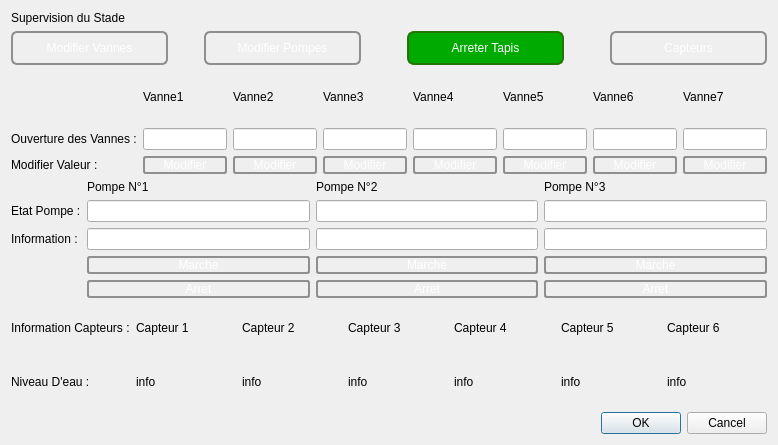
The window that supervision.ui (CalmettesT/Projet-BTS) describes before a commit, drawn with Qt 5.
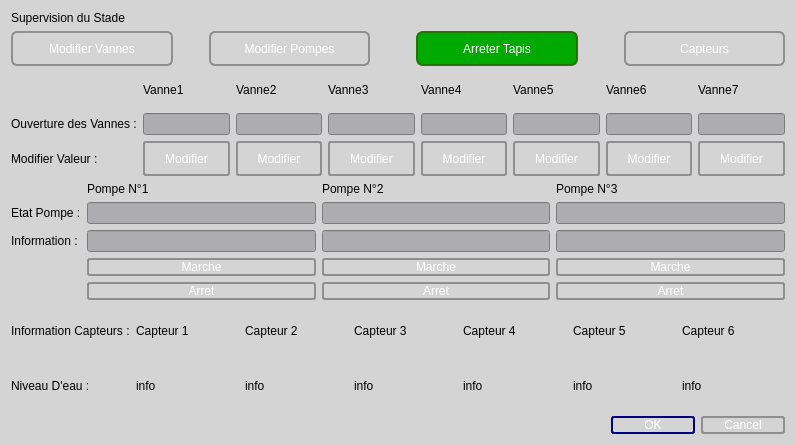
The same window after the commit.

```diff
--- a/supervision.ui
+++ b/supervision.ui
@@ -6,20 +6,24 @@
    <rect>
     <x>0</x>
     <y>0</y>
-    <width>684</width>
+    <width>796</width>
     <height>445</height>
    </rect>
   </property>
   <property name="windowTitle">
    <string>Dialog</string>
   </property>
+  <property name="styleSheet">
+   <string notr="true">background-color: rgb(212, 212, 212);</string>
+  </property>
   <layout class="QHBoxLayout" name="horizontalLayout_2">
    <item>
     <layout class="QVBoxLayout" name="verticalLayout" stretch="0,1,3,3,3,2">
      <item>
       <widget class="QLabel" name="Titre">
        <property name="styleSheet">
-        <string notr="true">font: 75 18pt &quot;Arial&quot;;</string>
+        <string notr="true">color: rgb(0, 0, 0);
+font: 75 18pt &quot;Arial&quot;;</string>
        </property>
        <property name="text">
         <string>Supervision du Stade</string>
@@ -207,6 +211,12 @@
       <layout class="QGridLayout" name="gridModifVannes" rowstretch="0,0,0,0" columnstretch="0,0,0,0,0,0,0,0">
        <item row="3" column="4">
         <widget class="QPushButton" name="boutonModifVanne4">
+         <property name="sizePolicy">
+          <sizepolicy hsizetype="Preferred" vsizetype="Preferred">
+           <horstretch>0</horstretch>
+           <verstretch>0</verstretch>
+          </sizepolicy>
+         </property>
          <property name="styleSheet">
           <string notr="true">QPushButton {
 	font: 75 8pt &quot;Arial&quot;;
@@ -238,6 +248,12 @@
        </item>
        <item row="3" column="3">
         <widget class="QPushButton" name="boutonModifVanne3">
+         <property name="sizePolicy">
+          <sizepolicy hsizetype="Preferred" vsizetype="Preferred">
+           <horstretch>0</horstretch>
+           <verstretch>0</verstretch>
+          </sizepolicy>
+         </property>
          <property name="styleSheet">
           <string notr="true">QPushButton {
 	font: 75 8pt &quot;Arial&quot;;
@@ -269,6 +285,12 @@
        </item>
        <item row="3" column="2">
         <widget class="QPushButton" name="boutonModifVanne2">
+         <property name="sizePolicy">
+          <sizepolicy hsizetype="Preferred" vsizetype="Preferred">
+           <horstretch>0</horstretch>
+           <verstretch>0</verstretch>
+          </sizepolicy>
+         </property>
          <property name="styleSheet">
           <string notr="true">QPushButton {
 	font: 75 8pt &quot;Arial&quot;;
@@ -300,6 +322,12 @@
        </item>
        <item row="3" column="1">
         <widget class="QPushButton" name="boutonModifValeurVanne1">
+         <property name="sizePolicy">
+          <sizepolicy hsizetype="Preferred" vsizetype="Preferred">
+           <horstretch>0</horstretch>
+           <verstretch>0</verstretch>
+          </sizepolicy>
+         </property>
          <property name="styleSheet">
           <string notr="true">QPushButton {
 	font: 75 8pt &quot;Arial&quot;;
@@ -330,19 +358,48 @@
         </widget>
        </item>
        <item row="1" column="4">
-        <widget class="QLineEdit" name="EditVanne4"/>
+        <widget class="QLineEdit" name="EditVanne4">
+         <property name="styleSheet">
+          <string notr="true">background-color: rgb(173, 172, 175);
+</string>
+         </property>
+        </widget>
        </item>
        <item row="1" column="2">
-        <widget class="QLineEdit" name="EditVanne2"/>
+        <widget class="QLineEdit" name="EditVanne2">
+         <property name="styleSheet">
+          <string notr="true">background-color: rgb(173, 172, 175);
+</string>
+         </property>
+        </widget>
        </item>
        <item row="1" column="1">
-        <widget class="QLineEdit" name="EditVanne1"/>
+        <widget class="QLineEdit" name="EditVanne1">
+         <property name="sizePolicy">
+          <sizepolicy hsizetype="Preferred" vsizetype="Preferred">
+           <horstretch>0</horstretch>
+           <verstretch>0</verstretch>
+          </sizepolicy>
+         </property>
+         <property name="styleSheet">
+          <string notr="true">background-color: rgb(173, 172, 175);
+</string>
+         </property>
+        </widget>
        </item>
        <item row="1" column="7">
-        <widget class="QLineEdit" name="EditVanne7"/>
+        <widget class="QLineEdit" name="EditVanne7">
+         <property name="styleSheet">
+          <string notr="true">background-color: rgb(173, 172, 175);
+</string>
+         </property>
+        </widget>
        </item>
        <item row="0" column="1">
         <widget class="QLabel" name="labelVanne1">
+         <property name="styleSheet">
+          <string notr="true">color: rgb(0, 0, 0);</string>
+         </property>
          <property name="text">
           <string>Vanne1</string>
          </property>
@@ -350,6 +407,9 @@
        </item>
        <item row="0" column="7">
         <widget class="QLabel" name="labelVanne7">
+         <property name="styleSheet">
+          <string notr="true">color: rgb(0, 0, 0);</string>
+         </property>
          <property name="text">
           <string>Vanne7</string>
          </property>
@@ -357,6 +417,9 @@
        </item>
        <item row="0" column="6">
         <widget class="QLabel" name="labelVanne6">
+         <property name="styleSheet">
+          <string notr="true">color: rgb(0, 0, 0);</string>
+         </property>
          <property name="text">
           <string>Vanne6</string>
          </property>
@@ -364,6 +427,9 @@
        </item>
        <item row="0" column="5">
         <widget class="QLabel" name="labelVanne5">
+         <property name="styleSheet">
+          <string notr="true">color: rgb(0, 0, 0);</string>
+         </property>
          <property name="text">
           <string>Vanne5</string>
          </property>
@@ -371,6 +437,9 @@
        </item>
        <item row="0" column="3">
         <widget class="QLabel" name="labelVanne3">
+         <property name="styleSheet">
+          <string notr="true">color: rgb(0, 0, 0);</string>
+         </property>
          <property name="text">
           <string>Vanne3</string>
          </property>
@@ -378,26 +447,48 @@
        </item>
        <item row="0" column="2">
         <widget class="QLabel" name="labelVanne2">
+         <property name="styleSheet">
+          <string notr="true">color: rgb(0, 0, 0);</string>
+         </property>
          <property name="text">
           <string>Vanne2</string>
          </property>
         </widget>
        </item>
        <item row="1" column="5">
-        <widget class="QLineEdit" name="EditVanne5"/>
+        <widget class="QLineEdit" name="EditVanne5">
+         <property name="styleSheet">
+          <string notr="true">background-color: rgb(173, 172, 175);
+</string>
+         </property>
+        </widget>
        </item>
        <item row="1" column="0">
         <widget class="QLabel" name="labelvanne">
+         <property name="styleSheet">
+          <string notr="true">color: rgb(0, 0, 0);</string>
+         </property>
          <property name="text">
           <string>Ouverture des Vannes :</string>
          </property>
         </widget>
        </item>
        <item row="1" column="6">
-        <widget class="QLineEdit" name="EditVanne6"/>
+        <widget class="QLineEdit" name="EditVanne6">
+         <property name="styleSheet">
+          <string notr="true">background-color: rgb(173, 172, 175);
+</string>
+         </property>
+        </widget>
        </item>
        <item row="3" column="5">
         <widget class="QPushButton" name="boutonModifVanne5">
+         <property name="sizePolicy">
+          <sizepolicy hsizetype="Preferred" vsizetype="Preferred">
+           <horstretch>0</horstretch>
+           <verstretch>0</verstretch>
+          </sizepolicy>
+         </property>
          <property name="styleSheet">
           <string notr="true">QPushButton {
 	font: 75 8pt &quot;Arial&quot;;
@@ -429,6 +520,12 @@
        </item>
        <item row="3" column="6">
         <widget class="QPushButton" name="boutonModifVanne6">
+         <property name="sizePolicy">
+          <sizepolicy hsizetype="Preferred" vsizetype="Preferred">
+           <horstretch>0</horstretch>
+           <verstretch>0</verstretch>
+          </sizepolicy>
+         </property>
          <property name="styleSheet">
           <string notr="true">QPushButton {
 	font: 75 8pt &quot;Arial&quot;;
@@ -460,6 +557,9 @@
        </item>
        <item row="0" column="4">
         <widget class="QLabel" name="labelVanne4">
+         <property name="styleSheet">
+          <string notr="true">color: rgb(0, 0, 0);</string>
+         </property>
          <property name="text">
           <string>Vanne4</string>
          </property>
@@ -467,6 +567,12 @@
        </item>
        <item row="3" column="7">
         <widget class="QPushButton" name="boutonModifVanne7">
+         <property name="sizePolicy">
+          <sizepolicy hsizetype="Preferred" vsizetype="Preferred">
+           <horstretch>0</horstretch>
+           <verstretch>0</verstretch>
+          </sizepolicy>
+         </property>
          <property name="styleSheet">
           <string notr="true">QPushButton {
 	font: 75 8pt &quot;Arial&quot;;
@@ -498,13 +604,21 @@
        </item>
        <item row="3" column="0">
         <widget class="QLabel" name="labelModifValVanne">
+         <property name="styleSheet">
+          <string notr="true">color: rgb(0, 0, 0);</string>
+         </property>
          <property name="text">
           <string>Modifier Valeur :</string>
          </property>
         </widget>
        </item>
        <item row="1" column="3">
-        <widget class="QLineEdit" name="EditVanne3"/>
+        <widget class="QLineEdit" name="EditVanne3">
+         <property name="styleSheet">
+          <string notr="true">background-color: rgb(173, 172, 175);
+</string>
+         </property>
+        </widget>
        </item>
        <item row="0" column="0">
         <widget class="QLabel" name="videV">
@@ -526,6 +640,9 @@
        </item>
        <item row="1" column="0">
         <widget class="QLabel" name="labelEtatPompe">
+         <property name="styleSheet">
+          <string notr="true">color: rgb(0, 0, 0);</string>
+         </property>
          <property name="text">
           <string>Etat Pompe :</string>
          </property>
@@ -533,6 +650,9 @@
        </item>
        <item row="2" column="0">
         <widget class="QLabel" name="labelInfoPompe">
+         <property name="styleSheet">
+          <string notr="true">color: rgb(0, 0, 0);</string>
+         </property>
          <property name="text">
           <string>Information :</string>
          </property>
@@ -540,6 +660,9 @@
        </item>
        <item row="0" column="3">
         <widget class="QLabel" name="labelPompe3">
+         <property name="styleSheet">
+          <string notr="true">color: rgb(0, 0, 0);</string>
+         </property>
          <property name="text">
           <string>Pompe N°3</string>
          </property>
@@ -547,6 +670,12 @@
        </item>
        <item row="3" column="1">
         <widget class="QPushButton" name="MarchePompe1">
+         <property name="sizePolicy">
+          <sizepolicy hsizetype="Preferred" vsizetype="Preferred">
+           <horstretch>0</horstretch>
+           <verstretch>0</verstretch>
+          </sizepolicy>
+         </property>
          <property name="styleSheet">
           <string notr="true">QPushButton {
 	font: 75 8pt &quot;Arial&quot;;
@@ -578,6 +707,9 @@
        </item>
        <item row="0" column="1">
         <widget class="QLabel" name="labelPompe1">
+         <property name="styleSheet">
+          <string notr="true">color: rgb(0, 0, 0);</string>
+         </property>
          <property name="text">
           <string>Pompe N°1</string>
          </property>
@@ -585,6 +717,9 @@
        </item>
        <item row="0" column="2">
         <widget class="QLabel" name="labelPompe2">
+         <property name="styleSheet">
+          <string notr="true">color: rgb(0, 0, 0);</string>
+         </property>
          <property name="text">
           <string>Pompe N°2</string>
          </property>
@@ -592,6 +727,12 @@
        </item>
        <item row="4" column="1">
         <widget class="QPushButton" name="ArretPompe1">
+         <property name="sizePolicy">
+          <sizepolicy hsizetype="Preferred" vsizetype="Preferred">
+           <horstretch>0</horstretch>
+           <verstretch>0</verstretch>
+          </sizepolicy>
+         </property>
          <property name="styleSheet">
           <string notr="true">QPushButton {
 	font: 75 8pt &quot;Arial&quot;;
@@ -623,6 +764,12 @@
        </item>
        <item row="3" column="2">
         <widget class="QPushButton" name="MarchePompe2">
+         <property name="sizePolicy">
+          <sizepolicy hsizetype="Preferred" vsizetype="Preferred">
+           <horstretch>0</horstretch>
+           <verstretch>0</verstretch>
+          </sizepolicy>
+         </property>
          <property name="styleSheet">
           <string notr="true">QPushButton {
 	font: 75 8pt &quot;Arial&quot;;
@@ -654,6 +801,12 @@
        </item>
        <item row="4" column="2">
         <widget class="QPushButton" name="ArretPompe2">
+         <property name="sizePolicy">
+          <sizepolicy hsizetype="Preferred" vsizetype="Preferred">
+           <horstretch>0</horstretch>
+           <verstretch>0</verstretch>
+          </sizepolicy>
+         </property>
          <property name="styleSheet">
           <string notr="true">QPushButton {
 	font: 75 8pt &quot;Arial&quot;;
@@ -685,6 +838,12 @@
        </item>
        <item row="4" column="3">
         <widget class="QPushButton" name="ArretPompe3">
+         <property name="sizePolicy">
+          <sizepolicy hsizetype="Preferred" vsizetype="Preferred">
+           <horstretch>0</horstretch>
+           <verstretch>0</verstretch>
+          </sizepolicy>
+         </property>
          <property name="styleSheet">
           <string notr="true">QPushButton {
 	font: 75 8pt &quot;Arial&quot;;
@@ -716,6 +875,12 @@
        </item>
        <item row="3" column="3">
         <widget class="QPushButton" name="MarchePompe3">
+         <property name="sizePolicy">
+          <sizepolicy hsizetype="Preferred" vsizetype="Preferred">
+           <horstretch>0</horstretch>
+           <verstretch>0</verstretch>
+          </sizepolicy>
+         </property>
          <property name="styleSheet">
           <string notr="true">QPushButton {
 	font: 75 8pt &quot;Arial&quot;;
@@ -746,22 +911,52 @@
         </widget>
        </item>
        <item row="1" column="1">
-        <widget class="QLineEdit" name="Etatpompe1"/>
+        <widget class="QLineEdit" name="Etatpompe1">
+         <property name="styleSheet">
+          <string notr="true">background-color: rgb(173, 172, 175);
+</string>
+         </property>
+        </widget>
        </item>
        <item row="1" column="2">
-        <widget class="QLineEdit" name="Etatpompe2"/>
+        <widget class="QLineEdit" name="Etatpompe2">
+         <property name="styleSheet">
+          <string notr="true">background-color: rgb(173, 172, 175);
+</string>
+         </property>
+        </widget>
        </item>
        <item row="1" column="3">
-        <widget class="QLineEdit" name="Etatpompe3"/>
+        <widget class="QLineEdit" name="Etatpompe3">
+         <property name="styleSheet">
+          <string notr="true">background-color: rgb(173, 172, 175);
+</string>
+         </property>
+        </widget>
        </item>
        <item row="2" column="1">
-        <widget class="QLineEdit" name="infoPompe1"/>
+        <widget class="QLineEdit" name="infoPompe1">
+         <property name="styleSheet">
+          <string notr="true">background-color: rgb(173, 172, 175);
+</string>
+         </property>
+        </widget>
        </item>
        <item row="2" column="2">
-        <widget class="QLineEdit" name="infoPompe2"/>
+        <widget class="QLineEdit" name="infoPompe2">
+         <property name="styleSheet">
+          <string notr="true">background-color: rgb(173, 172, 175);
+</string>
+         </property>
+        </widget>
        </item>
        <item row="2" column="3">
-        <widget class="QLineEdit" name="infoPompe3"/>
+        <widget class="QLineEdit" name="infoPompe3">
+         <property name="styleSheet">
+          <string notr="true">background-color: rgb(173, 172, 175);
+</string>
+         </property>
+        </widget>
        </item>
       </layout>
      </item>
@@ -769,6 +964,9 @@
       <layout class="QGridLayout" name="gridCapteur">
        <item row="0" column="5">
         <widget class="QLabel" name="labelCapteur5">
+         <property name="styleSheet">
+          <string notr="true">color: rgb(0, 0, 0);</string>
+         </property>
          <property name="text">
           <string>Capteur 5</string>
          </property>
@@ -776,6 +974,9 @@
        </item>
        <item row="0" column="2">
         <widget class="QLabel" name="labelCapteur2">
+         <property name="styleSheet">
+          <string notr="true">color: rgb(0, 0, 0);</string>
+         </property>
          <property name="text">
           <string>Capteur 2</string>
          </property>
@@ -783,6 +984,9 @@
        </item>
        <item row="0" column="4">
         <widget class="QLabel" name="labelCapteur4">
+         <property name="styleSheet">
+          <string notr="true">color: rgb(0, 0, 0);</string>
+         </property>
          <property name="text">
           <string>Capteur 4</string>
          </property>
@@ -790,6 +994,9 @@
        </item>
        <item row="0" column="6">
         <widget class="QLabel" name="labelCapteur6">
+         <property name="styleSheet">
+          <string notr="true">color: rgb(0, 0, 0);</string>
+         </property>
          <property name="text">
           <string>Capteur 6</string>
          </property>
@@ -797,6 +1004,9 @@
        </item>
        <item row="0" column="3">
         <widget class="QLabel" name="labelCapteur3">
+         <property name="styleSheet">
+          <string notr="true">color: rgb(0, 0, 0);</string>
+         </property>
          <property name="text">
           <string>Capteur 3</string>
          </property>
@@ -804,6 +1014,9 @@
        </item>
        <item row="0" column="1">
         <widget class="QLabel" name="labelCapteur1">
+         <property name="styleSheet">
+          <string notr="true">color: rgb(0, 0, 0);</string>
+         </property>
          <property name="text">
           <string>Capteur 1</string>
          </property>
@@ -811,6 +1024,9 @@
        </item>
        <item row="1" column="2">
         <widget class="QLabel" name="nivEauCap2">
+         <property name="styleSheet">
+          <string notr="true">color: rgb(0, 0, 0);</string>
+         </property>
          <property name="text">
           <string>info</string>
          </property>
@@ -818,6 +1034,9 @@
        </item>
        <item row="1" column="1">
         <widget class="QLabel" name="nivEauCap1">
+         <property name="styleSheet">
+          <string notr="true">color: rgb(0, 0, 0);</string>
+         </property>
          <property name="text">
           <string>info</string>
          </property>
@@ -825,6 +1044,9 @@
        </item>
        <item row="1" column="5">
         <widget class="QLabel" name="nivEauCap5">
+         <property name="styleSheet">
+          <string notr="true">color: rgb(0, 0, 0);</string>
+         </property>
          <property name="text">
           <string>info</string>
          </property>
@@ -832,6 +1054,9 @@
        </item>
        <item row="1" column="3">
         <widget class="QLabel" name="nivEauCap3">
+         <property name="styleSheet">
+          <string notr="true">color: rgb(0, 0, 0);</string>
+         </property>
          <property name="text">
           <string>info</string>
          </property>
@@ -839,6 +1064,9 @@
        </item>
        <item row="1" column="6">
         <widget class="QLabel" name="nivEauCap6">
+         <property name="styleSheet">
+          <string notr="true">color: rgb(0, 0, 0);</string>
+         </property>
          <property name="text">
           <string>info</string>
          </property>
@@ -846,6 +1074,9 @@
        </item>
        <item row="1" column="4">
         <widget class="QLabel" name="nivEauCap4">
+         <property name="styleSheet">
+          <string notr="true">color: rgb(0, 0, 0);</string>
+         </property>
          <property name="text">
           <string>info</string>
          </property>
@@ -853,6 +1084,9 @@
        </item>
        <item row="1" column="0">
         <widget class="QLabel" name="label">
+         <property name="styleSheet">
+          <string notr="true">color: rgb(0, 0, 0);</string>
+         </property>
          <property name="text">
           <string>Niveau D'eau :</string>
          </property>
@@ -860,6 +1094,9 @@
        </item>
        <item row="0" column="0">
         <widget class="QLabel" name="labelInfoCapteur">
+         <property name="styleSheet">
+          <string notr="true">color: rgb(0, 0, 0);</string>
+         </property>
          <property name="text">
           <string>Information Capteurs :</string>
          </property>
@@ -869,6 +1106,30 @@
      </item>
      <item>
       <widget class="QDialogButtonBox" name="buttonBox">
+       <property name="styleSheet">
+        <string notr="true">QPushButton {
+	font: 75 10pt &quot;Arial&quot;;
+	color: rgb(255, 255, 255);
+         border: 2px solid #8f8f91;
+         border-radius: 3px;
+         background-color: qlineargradient(x1: 0, y1: 0, x2: 0, y2: 1,
+                                           stop: 0 #181716, stop: 1 #3D3C3A);
+         min-width: 80px;
+     }
+
+     QPushButton:pressed {
+         background-color: qlineargradient(x1: 0, y1: 0, x2: 0, y2: 1,
+                                           stop: 0 #3D3C3A, stop: 1 #181716);
+     }
+
+     QPushButton:flat {
+         border: none; /* no border for a flat push button */
+     }
+
+     QPushButton:default {
+         border-color: navy; /* make the default button prominent */
+     }</string>
+       </property>
        <property name="orientation">
         <enum>Qt::Horizontal</enum>
        </property>
```
Left out of the diff: 26 changed lines with no effect on the pictures.
